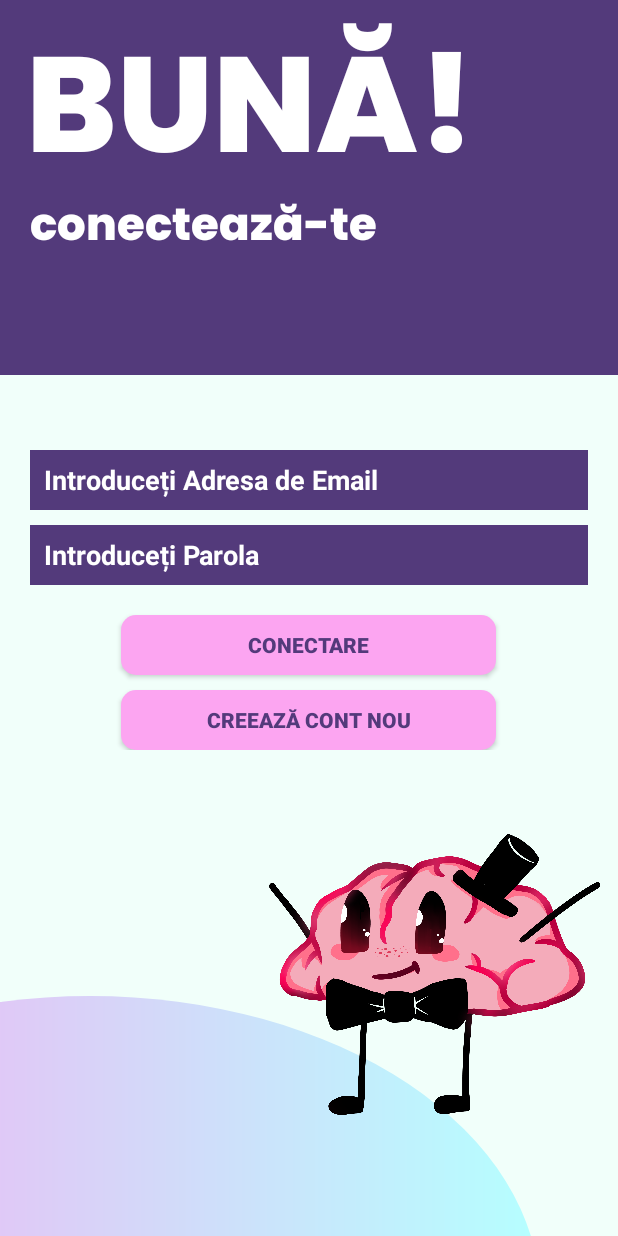
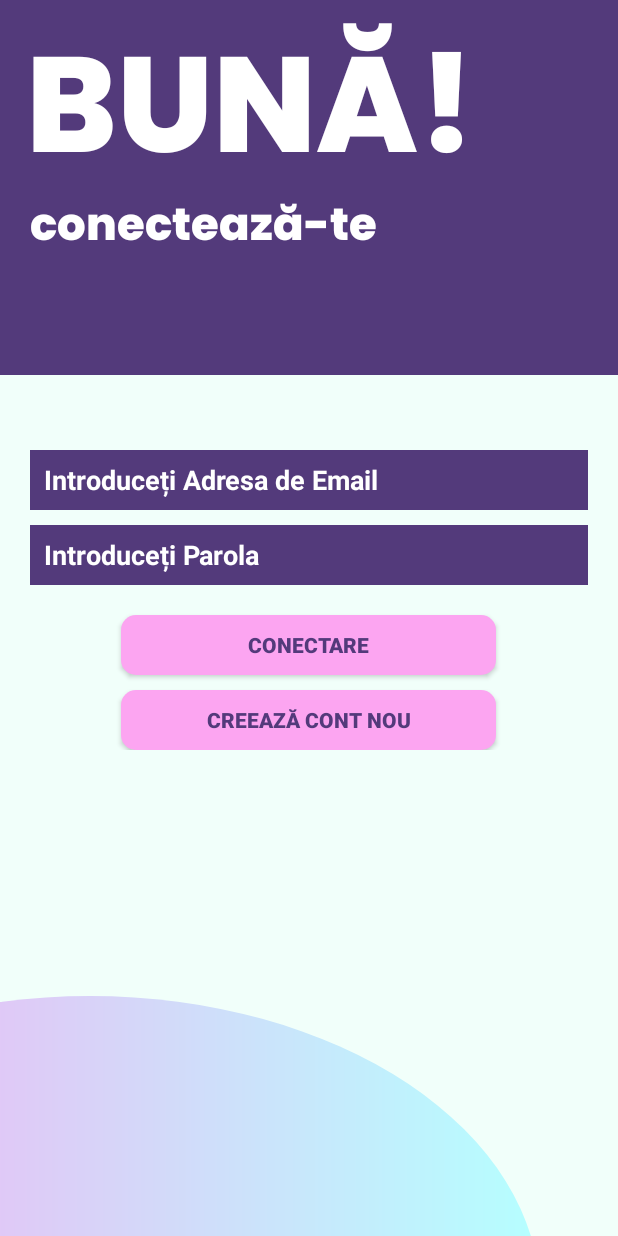
Before and after one commit to Eiline04/Minder, an Android app: the screen it shows after launch (LoginActivity), on a phone screen of 412 x 824 dp. Run offline under Robolectric (Android 15) with nearby library versions, the phone set to English and light mode, and no system bars; our stand-ins replace Firebase (no records; nobody signed in at launch, a user with empty details on screens opened directly).

Commit message:
I have removed the brain photo from the activity_login.xml because it was creating some problems.

```diff
--- a/app/src/main/res/layout/activity_login.xml
+++ b/app/src/main/res/layout/activity_login.xml
@@ -131,15 +131,17 @@
             android:layout_height="wrap_content"
             android:gravity="right"
             android:layout_marginTop="21dp">
-
-            <ImageView
+<!-- ________this part of the XML file is disabled because the photo
+     is too big and can not be converted ________________________-->
+          <!--  <ImageView
                 android:layout_width="270dp"
                 android:layout_height="270dp"
                 android:id="@+id/brain"
                 android:src="@drawable/brain_tr"
                 android:layerType="hardware"
                 android:layout_marginEnd="-15dp"
-                android:contentDescription="brain" />
+                android:contentDescription="brain" />-->
+
         </LinearLayout>
 
     </LinearLayout>
```
